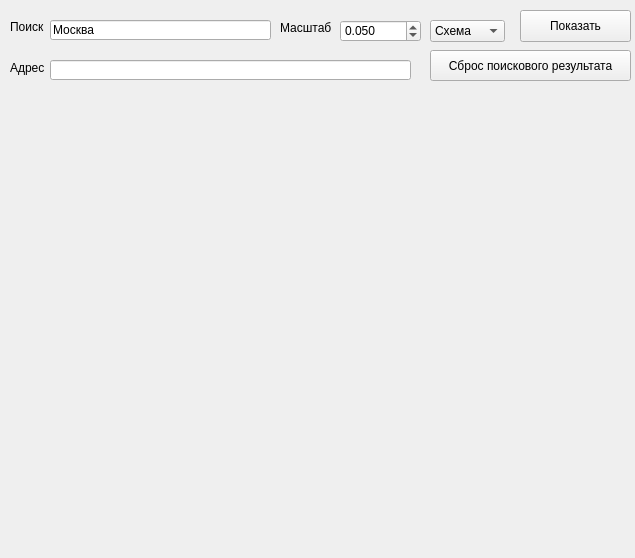
Old version of the form qt.ui in the repository Hotabuchic/apimap.
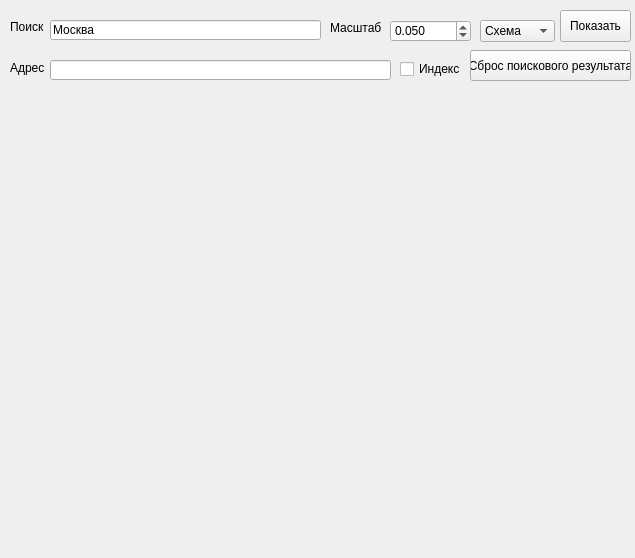
New version of the form.

```diff
--- a/qt.ui
+++ b/qt.ui
@@ -29,9 +29,9 @@
   <widget class="QPushButton" name="btn">
    <property name="geometry">
     <rect>
-     <x>520</x>
+     <x>560</x>
      <y>10</y>
-     <width>111</width>
+     <width>71</width>
      <height>32</height>
     </rect>
    </property>
@@ -42,7 +42,7 @@
   <widget class="QDoubleSpinBox" name="spnn">
    <property name="geometry">
     <rect>
-     <x>340</x>
+     <x>390</x>
      <y>20</y>
      <width>81</width>
      <height>22</height>
@@ -67,7 +67,7 @@
   <widget class="QLabel" name="label_4">
    <property name="geometry">
     <rect>
-     <x>280</x>
+     <x>330</x>
      <y>20</y>
      <width>60</width>
      <height>16</height>
@@ -80,7 +80,7 @@
   <widget class="QComboBox" name="mappp">
    <property name="geometry">
     <rect>
-     <x>430</x>
+     <x>480</x>
      <y>20</y>
      <width>75</width>
      <height>22</height>
@@ -120,7 +120,7 @@
     <rect>
      <x>50</x>
      <y>20</y>
-     <width>221</width>
+     <width>271</width>
      <height>20</height>
     </rect>
    </property>
@@ -131,9 +131,9 @@
   <widget class="QPushButton" name="cancel">
    <property name="geometry">
     <rect>
-     <x>430</x>
+     <x>470</x>
      <y>50</y>
-     <width>201</width>
+     <width>161</width>
      <height>31</height>
     </rect>
    </property>
@@ -159,7 +159,7 @@
     <rect>
      <x>50</x>
      <y>60</y>
-     <width>361</width>
+     <width>341</width>
      <height>20</height>
     </rect>
    </property>
@@ -167,6 +167,19 @@
     <bool>true</bool>
    </property>
   </widget>
+  <widget class="QCheckBox" name="indexx">
+   <property name="geometry">
+    <rect>
+     <x>400</x>
+     <y>60</y>
+     <width>71</width>
+     <height>18</height>
+    </rect>
+   </property>
+   <property name="text">
+    <string>Индекс</string>
+   </property>
+  </widget>
  </widget>
  <resources/>
  <connections/>
```
